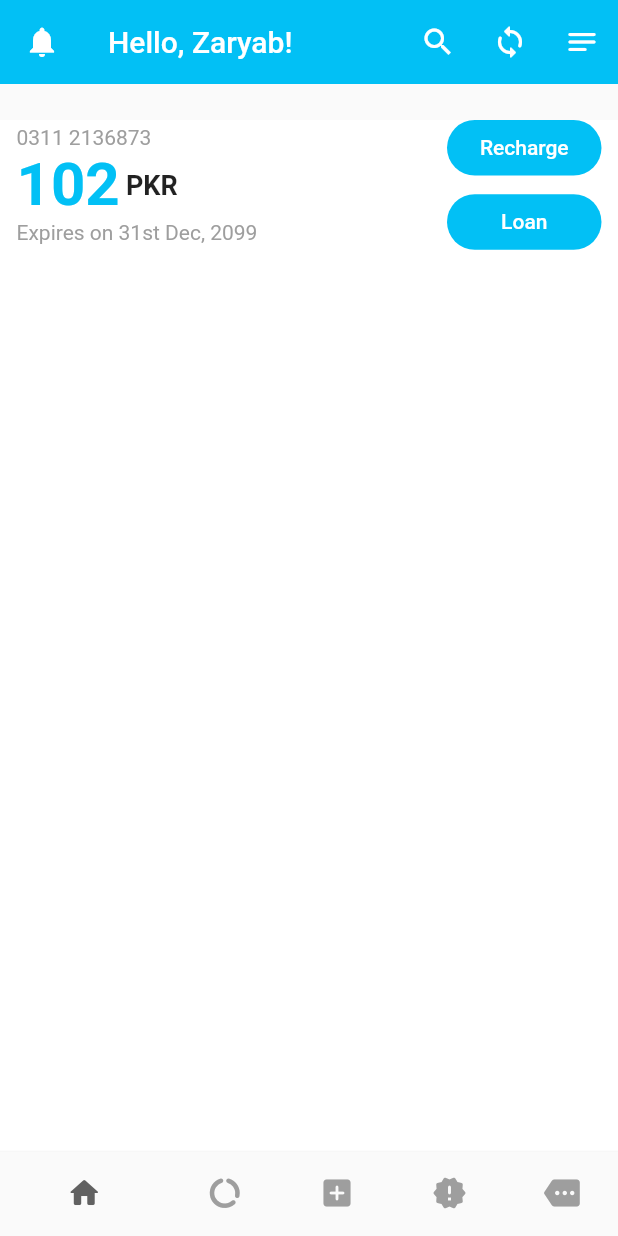
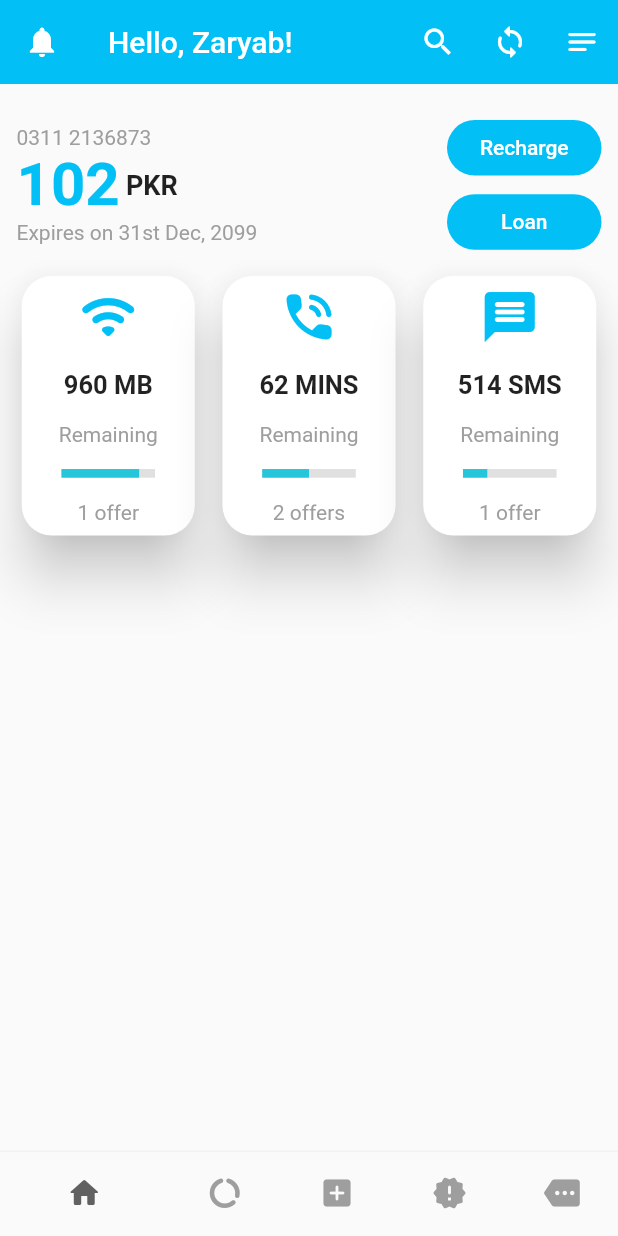
Before and after one commit to ZaryabAlam/Bong, a Flutter app: the screen it shows after launch, on a phone screen of 412 x 824 dp. Run offline on Flutter 3.47's test engine with Material 2 defaults, Android fonts, the phone set to English and light mode, and no system bars; drawn by our look-alikes of percent_indicator.

Commit message:
Work Updated

```diff
--- a/lib/card.dart
+++ /dev/null
@@ -1,15 +0,0 @@
-import 'package:flutter/material.dart';
-
-class Card extends StatefulWidget {
-  @override
-  State<Card> createState() => _CardState();
-}
-
-class _CardState extends State<Card> {
-  @override
-  Widget build(BuildContext context) {
-    return Scaffold(
-      body: Column(),
-    );
-  }
-}
--- /dev/null
+++ b/lib/card1.dart
@@ -0,0 +1,153 @@
+import 'package:bong/extra.dart';
+import 'package:flutter/material.dart';
+import 'package:percent_indicator/percent_indicator.dart';
+
+class Card1 extends StatefulWidget {
+  @override
+  State<Card1> createState() => _Card1State();
+}
+
+class _Card1State extends State<Card1> {
+  @override
+  Widget build(BuildContext context) {
+    final _h = MediaQuery.of(context).size.height;
+    final _w = MediaQuery.of(context).size.width;
+    return Row(
+      mainAxisAlignment: MainAxisAlignment.spaceEvenly,
+      children: [
+/////////////////////////////////////// Cards ////////////////////////////////////////////////////////////////////
+        GestureDetector(
+          onTap: () {
+            Navigator.push(
+                context, MaterialPageRoute(builder: (context) => Extra()));
+          },
+          child: Card(
+            elevation: 15,
+            shape:
+                RoundedRectangleBorder(borderRadius: BorderRadius.circular(20)),
+            shadowColor: Colors.black87,
+            color: Colors.white,
+            child: Container(
+              height: _h * 0.21,
+              width: _w * 0.28,
+              child: Column(
+                mainAxisAlignment: MainAxisAlignment.spaceAround,
+                children: [
+                  Icon(
+                    Icons.wifi_rounded,
+                    size: 40,
+                    color: Color(0xFF02c0f5),
+                  ),
+                  Text(
+                    "960 MB",
+                    style: TextStyle(fontWeight: FontWeight.bold, fontSize: 17),
+                  ),
+                  Text("Remaining", style: TextStyle(color: Colors.grey)),
+                  Padding(
+                    padding: EdgeInsets.only(left: _w * 0.04),
+                    child: new LinearPercentIndicator(
+                      width: _w * 0.2,
+                      lineHeight: _h * 0.007,
+                      percent: 0.83,
+                      backgroundColor: Colors.grey[300],
+                      progressColor: Colors.cyan[400],
+                    ),
+                  ),
+                  Text("1 offer", style: TextStyle(color: Colors.grey)),
+                ],
+              ),
+            ),
+          ),
+        ),
+///////////////////////////////////////////////////////////////////////////////////////////////////////////
+        GestureDetector(
+          onTap: () {
+            Navigator.push(
+                context, MaterialPageRoute(builder: (context) => Extra()));
+          },
+          child: Card(
+            elevation: 15,
+            shape:
+                RoundedRectangleBorder(borderRadius: BorderRadius.circular(20)),
+            shadowColor: Colors.black87,
+            color: Colors.white,
+            child: Container(
+              height: _h * 0.21,
+              width: _w * 0.28,
+              child: Column(
+                mainAxisAlignment: MainAxisAlignment.spaceAround,
+                children: [
+                  Icon(
+                    Icons.phone_in_talk_rounded,
+                    size: 40,
+                    color: Color(0xFF02c0f5),
+                  ),
+                  Text(
+                    "62 MINS",
+                    style: TextStyle(fontWeight: FontWeight.bold, fontSize: 17),
+                  ),
+                  Text("Remaining", style: TextStyle(color: Colors.grey)),
+                  Padding(
+                    padding: EdgeInsets.only(left: _w * 0.04),
+                    child: new LinearPercentIndicator(
+                      width: _w * 0.2,
+                      lineHeight: _h * 0.007,
+                      percent: 0.5,
+                      backgroundColor: Colors.grey[300],
+                      progressColor: Colors.cyan[400],
+                    ),
+                  ),
+                  Text("2 offers", style: TextStyle(color: Colors.grey)),
+                ],
+              ),
+            ),
+          ),
+        ),
+///////////////////////////////////////////////////////////////////////////////////////////////////////////
+        GestureDetector(
+          onTap: () {
+            Navigator.push(
+                context, MaterialPageRoute(builder: (context) => Extra()));
+          },
+          child: Card(
+            elevation: 15,
+            shape:
+                RoundedRectangleBorder(borderRadius: BorderRadius.circular(20)),
+            shadowColor: Colors.black87,
+            color: Colors.white,
+            child: Container(
+              height: _h * 0.21,
+              width: _w * 0.28,
+              child: Column(
+                mainAxisAlignment: MainAxisAlignment.spaceAround,
+                children: [
+                  Icon(
+                    Icons.message_rounded,
+                    size: 40,
+                    color: Color(0xFF02c0f5),
+                  ),
+                  Text(
+                    "514 SMS",
+                    style: TextStyle(fontWeight: FontWeight.bold, fontSize: 17),
+                  ),
+                  Text("Remaining", style: TextStyle(color: Colors.grey)),
+                  Padding(
+                    padding: EdgeInsets.only(left: _w * 0.04),
+                    child: new LinearPercentIndicator(
+                      width: _w * 0.2,
+                      lineHeight: _h * 0.007,
+                      percent: 0.26,
+                      backgroundColor: Colors.grey[300],
+                      progressColor: Colors.cyan[400],
+                    ),
+                  ),
+                  Text("1 offer", style: TextStyle(color: Colors.grey)),
+                ],
+              ),
+            ),
+          ),
+        ),
+      ],
+    );
+  }
+}
--- a/lib/first.dart
+++ b/lib/first.dart
@@ -1,5 +1,4 @@
 import 'package:flutter/material.dart';
-
 import 'home.dart';
 
 class First extends StatefulWidget {
--- a/lib/home.dart
+++ b/lib/home.dart
@@ -1,4 +1,5 @@
 import 'package:bong/appbar.dart';
+import 'package:bong/card1.dart';
 import 'package:bong/extra.dart';
 import 'package:flutter/material.dart';
 
@@ -9,7 +10,7 @@ class Home extends StatelessWidget {
     final _w = MediaQuery.of(context).size.width;
 
     return Scaffold(
-      backgroundColor: Colors.white,
+      // backgroundColor: Colors.white,
 //////////////////////////////// Body /////////////////////////////////////////////////
 ///////////////////////////////// Top /////////////////////////////////////////////////
       body: SingleChildScrollView(
@@ -86,45 +87,22 @@ class Home extends StatelessWidget {
                       ),
                     ],
                   ),
-                )
+                ),
+              ],
+            ),
+            Column(
+              children: [
+                SizedBox(
+                  height: 100,
+                ),
+/////////////////////////////////////// Cards //////////////////////////////////////////////////
+                Card1()
               ],
             ),
           ],
         ),
       ),
 //////////////////////////////// Nav Bar /////////////////////////////////////////////////
-      bottomNavigationBar: BottomNavigationBar(
-          selectedItemColor: Colors.grey[700],
-          showSelectedLabels: false,
-          showUnselectedLabels: false,
-          elevation: 2,
-          items: [
-            BottomNavigationBarItem(
-                icon: GestureDetector(
-                    onTap: () {}, child: Icon(Icons.home_rounded)),
-                label: "Home"),
-            BottomNavigationBarItem(
-                icon: GestureDetector(
-                    onTap: () {},
-                    child: Icon(Icons.data_usage_rounded, color: Colors.grey)),
-                label: "Usage"),
-            BottomNavigationBarItem(
-                icon: GestureDetector(
-                    onTap: () {},
-                    child: Icon(Icons.add_box_rounded, color: Colors.grey)),
-                label: "Bundle"),
-            BottomNavigationBarItem(
-                icon: GestureDetector(
-                    onTap: () {},
-                    child:
-                        Icon(Icons.new_releases_rounded, color: Colors.grey)),
-                label: "Latest"),
-            BottomNavigationBarItem(
-                icon: GestureDetector(
-                    onTap: () {},
-                    child: Icon(Icons.more_rounded, color: Colors.grey)),
-                label: "More"),
-          ]),
     );
   }
 }
--- a/lib/main.dart
+++ b/lib/main.dart
@@ -1,6 +1,6 @@
 import 'package:bong/appbar.dart';
+import 'package:bong/card1.dart';
 import 'package:bong/first.dart';
-import 'package:bong/splash.dart';
 import 'package:flutter/material.dart';
 import 'home.dart';
 
@@ -12,11 +12,44 @@ class MyApp extends StatelessWidget {
   @override
   Widget build(BuildContext context) {
     return MaterialApp(
-      debugShowCheckedModeBanner: false,
+      debugShowCheckedModeBanner: true,
       home: Scaffold(
         appBar: PreferredSize(
             preferredSize: Size.fromHeight(80.0), child: Appbar1()),
         body: Home(),
+        bottomNavigationBar: BottomNavigationBar(
+            selectedItemColor: Colors.grey[700],
+            showSelectedLabels: false,
+            showUnselectedLabels: false,
+            elevation: 2,
+            items: [
+              BottomNavigationBarItem(
+                  icon: GestureDetector(
+                      onTap: () {}, child: Icon(Icons.home_rounded)),
+                  label: "Home"),
+              BottomNavigationBarItem(
+                  icon: GestureDetector(
+                      onTap: () {},
+                      child:
+                          Icon(Icons.data_usage_rounded, color: Colors.grey)),
+                  label: "Usage"),
+              BottomNavigationBarItem(
+                  icon: GestureDetector(
+                      onTap: () {},
+                      child: Icon(Icons.add_box_rounded, color: Colors.grey)),
+                  label: "Bundle"),
+              BottomNavigationBarItem(
+                  icon: GestureDetector(
+                      onTap: () {},
+                      child:
+                          Icon(Icons.new_releases_rounded, color: Colors.grey)),
+                  label: "Latest"),
+              BottomNavigationBarItem(
+                  icon: GestureDetector(
+                      onTap: () {},
+                      child: Icon(Icons.more_rounded, color: Colors.grey)),
+                  label: "More"),
+            ]),
       ),
     );
   }
--- a/pubspec.yaml
+++ b/pubspec.yaml
@@ -29,6 +29,7 @@ dependencies:
   # Use with the CupertinoIcons class for iOS style icons.
   cupertino_icons: ^1.0.2
   flutter_native_splash: ^1.2.0
+  percent_indicator: ^2.1.8
 
 dev_dependencies:
   flutter_test:
```
Also changed, not shown: pubspec.lock.
